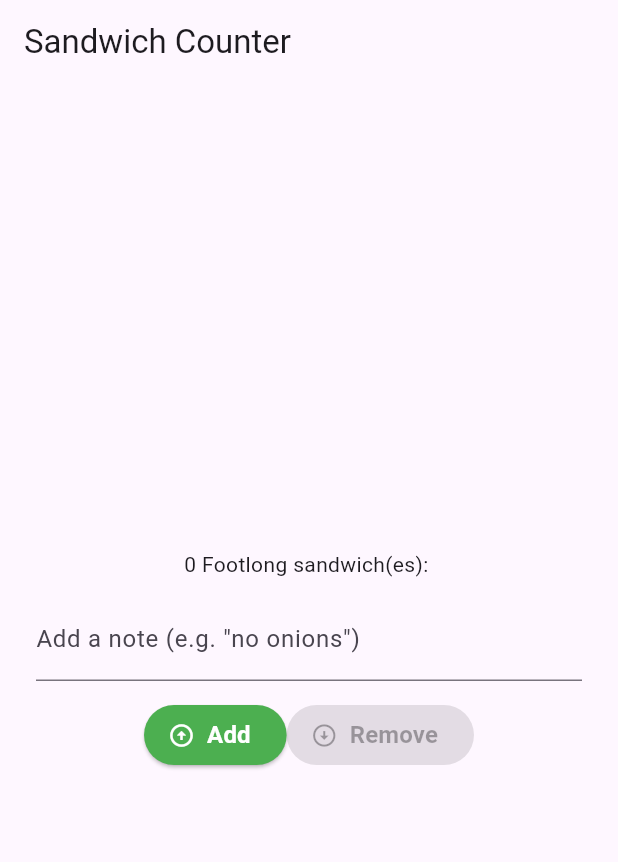
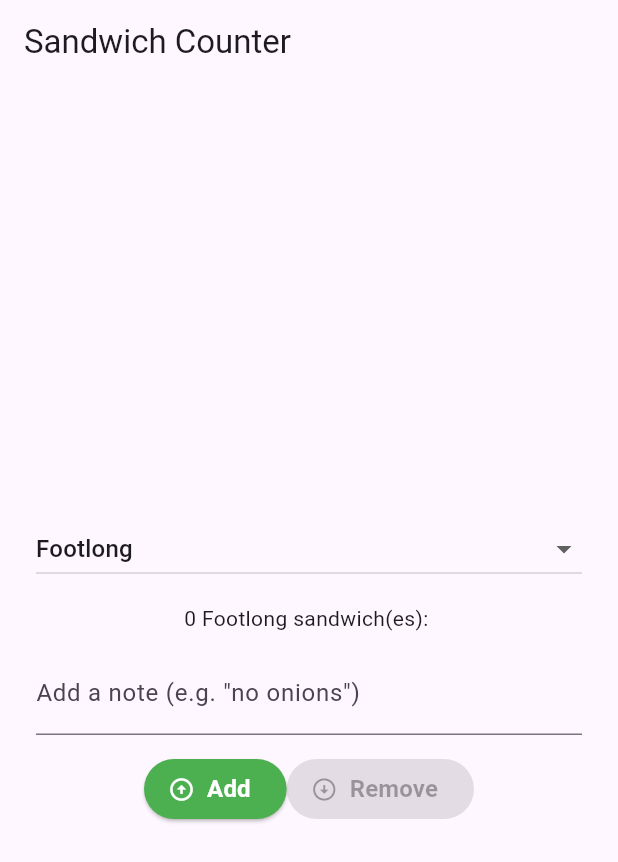
Before and after one commit to Adefola-lab/sandwich_shop, a Flutter app: the screen it shows after launch, on a phone screen of 412 x 824 dp. Shown: the top 862 px of the screen. Run offline on Flutter 3.47's test engine with Material 3 defaults, Android fonts, the phone set to English and light mode, and no system bars.

Commit message:
add sandwich type dropdown menu

```diff
--- a/lib/main.dart
+++ b/lib/main.dart
@@ -40,6 +40,16 @@ class OrderScreen extends StatefulWidget {
 }
 
 class _OrderScreenState extends State<OrderScreen> {
+  // Add these new fields
+  final List<String> _sandwichTypes = [
+    'Footlong',
+    'Ham',
+    'Turkey',
+    'Veggie',
+    'Tuna',
+  ];
+  String _selectedSandwichType = 'Footlong'; // default value
+
   int _quantity = 0;
   String _note = '';
   final TextEditingController _noteController = TextEditingController();
@@ -72,9 +82,31 @@ class _OrderScreenState extends State<OrderScreen> {
         child: Column(
           mainAxisAlignment: MainAxisAlignment.center,
           children: <Widget>[
+            // Add dropdown before OrderItemDisplay
+            Padding(
+              padding:
+                  const EdgeInsets.symmetric(horizontal: 24.0, vertical: 12.0),
+              child: DropdownButton<String>(
+                value: _selectedSandwichType,
+                isExpanded: true,
+                items: _sandwichTypes.map((String type) {
+                  return DropdownMenuItem<String>(
+                    value: type,
+                    child: Text(type),
+                  );
+                }).toList(),
+                onChanged: (String? newValue) {
+                  if (newValue != null) {
+                    setState(() {
+                      _selectedSandwichType = newValue;
+                    });
+                  }
+                },
+              ),
+            ),
             OrderItemDisplay(
               _quantity,
-              'Footlong',
+              _selectedSandwichType, // Use selected type instead of hardcoded 'Footlong'
               note: _note,
             ),
             Padding(
```
